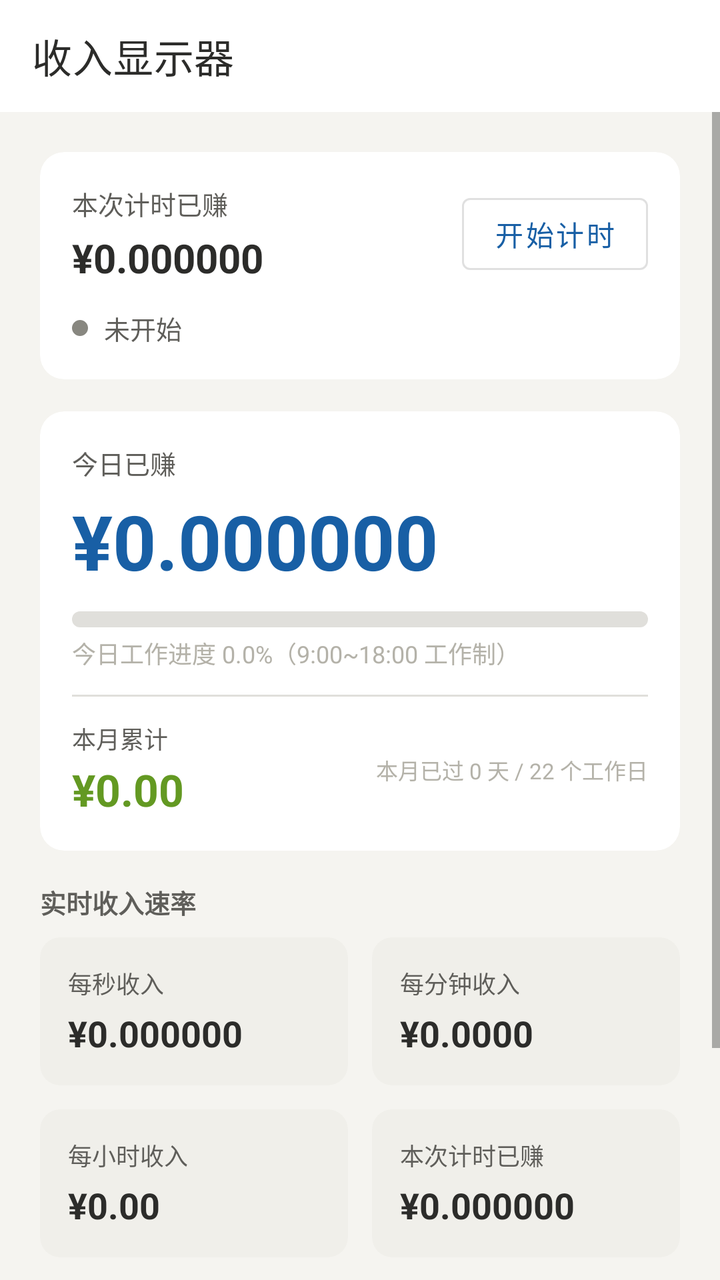
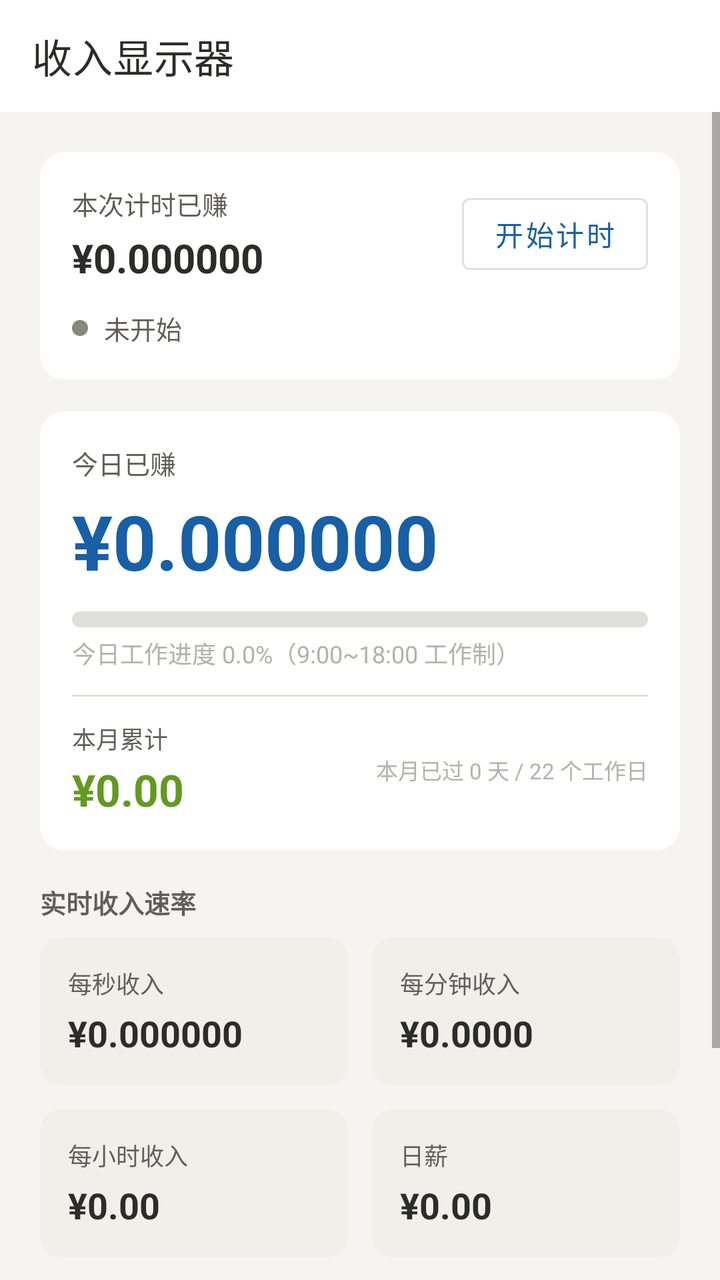

Two renders of the same Android screen: before a commit and after it. Below are the layout's source before the change and the commit's diff.
<!-- AndroidManifest.xml: application theme Theme.IncomeMeter -->
<!-- res/layout/activity_main.xml -->
<?xml version="1.0" encoding="utf-8"?>
<LinearLayout xmlns:android="http://schemas.android.com/apk/res/android"
    xmlns:app="http://schemas.android.com/apk/res-auto"
    android:layout_width="match_parent"
    android:layout_height="match_parent"
    android:orientation="vertical"
    android:background="@color/bg_page">

    
    <androidx.appcompat.widget.Toolbar
        android:id="@+id/toolbar"
        android:layout_width="match_parent"
        android:layout_height="?attr/actionBarSize"
        android:background="@color/bg_card"
        app:title="@string/app_name"
        app:titleTextColor="@color/text_primary"
        app:titleCentered="true" />

    <ScrollView
        android:layout_width="match_parent"
        android:layout_height="match_parent"
        android:fillViewport="true">

        <LinearLayout
            android:layout_width="match_parent"
            android:layout_height="wrap_content"
            android:orientation="vertical"
            android:padding="20dp">

            
            <androidx.cardview.widget.CardView
                android:layout_width="match_parent"
                android:layout_height="wrap_content"
                android:layout_marginBottom="16dp"
                app:cardCornerRadius="12dp"
                app:cardElevation="0dp"
                app:cardBackgroundColor="@color/bg_card">

                <LinearLayout
                    android:layout_width="match_parent"
                    android:layout_height="wrap_content"
                    android:orientation="vertical"
                    android:padding="16dp">

                    <LinearLayout
                        android:layout_width="match_parent"
                        android:layout_height="wrap_content"
                        android:orientation="horizontal"
                        android:gravity="center_vertical">

                        <LinearLayout
                            android:layout_width="0dp"
                            android:layout_height="wrap_content"
                            android:layout_weight="1"
                            android:orientation="vertical">

                            <TextView
                                android:layout_width="wrap_content"
                                android:layout_height="wrap_content"
                                android:text="@string/label_session"
                                android:textSize="13sp"
                                android:textColor="@color/text_secondary" />

                            <TextView
                                android:id="@+id/tvSession"
                                android:layout_width="wrap_content"
                                android:layout_height="wrap_content"
                                android:text="¥0.000000"
                                android:textSize="20sp"
                                android:textStyle="bold"
                                android:textColor="@color/text_primary"
                                android:layout_marginTop="4dp" />
                        </LinearLayout>

                        <com.google.android.material.button.MaterialButton
                            android:id="@+id/btnToggle"
                            android:layout_width="wrap_content"
                            android:layout_height="wrap_content"
                            android:text="@string/btn_start"
                            android:textSize="14sp"
                            style="@style/Widget.MaterialComponents.Button.OutlinedButton" />
                    </LinearLayout>

                    
                    <LinearLayout
                        android:layout_width="wrap_content"
                        android:layout_height="wrap_content"
                        android:orientation="horizontal"
                        android:gravity="center_vertical"
                        android:layout_marginTop="12dp">

                        <View
                            android:id="@+id/statusDot"
                            android:layout_width="8dp"
                            android:layout_height="8dp"
                            android:background="@drawable/dot_stopped"
                            android:layout_marginEnd="8dp" />

                        <TextView
                            android:id="@+id/tvStatus"
                            android:layout_width="wrap_content"
                            android:layout_height="wrap_content"
                            android:text="@string/status_idle"
                            android:textSize="13sp"
                            android:textColor="@color/text_secondary" />
                    </LinearLayout>
                </LinearLayout>
            </androidx.cardview.widget.CardView>

        
        <androidx.cardview.widget.CardView
            android:layout_width="match_parent"
            android:layout_height="wrap_content"
            android:layout_marginBottom="16dp"
            app:cardCornerRadius="12dp"
            app:cardElevation="0dp"
            app:cardBackgroundColor="@color/bg_card">

            <LinearLayout
                android:layout_width="match_parent"
                android:layout_height="wrap_content"
                android:orientation="vertical"
                android:padding="16dp">

                <TextView
                    android:layout_width="wrap_content"
                    android:layout_height="wrap_content"
                    android:text="@string/label_today_earned"
                    android:textSize="13sp"
                    android:textColor="@color/text_secondary"
                    android:layout_marginBottom="4dp" />

                <TextView
                    android:id="@+id/tvTodayEarned"
                    android:layout_width="wrap_content"
                    android:layout_height="wrap_content"
                    android:text="¥0.000000"
                    android:textSize="38sp"
                    android:textStyle="bold"
                    android:textColor="@color/accent_blue"
                    android:layout_marginBottom="10dp" />

                <ProgressBar
                    android:id="@+id/progressDay"
                    style="?android:attr/progressBarStyleHorizontal"
                    android:layout_width="match_parent"
                    android:layout_height="8dp"
                    android:max="10000"
                    android:progress="0"
                    android:progressDrawable="@drawable/progress_bar_bg" />

                <TextView
                    android:id="@+id/tvDayProgress"
                    android:layout_width="wrap_content"
                    android:layout_height="wrap_content"
                    android:text="@string/progress_default"
                    android:textSize="12sp"
                    android:textColor="@color/text_hint"
                    android:layout_marginTop="4dp" />

                <View
                    android:layout_width="match_parent"
                    android:layout_height="1dp"
                    android:background="@color/progress_track"
                    android:layout_marginTop="12dp"
                    android:layout_marginBottom="12dp" />

                <LinearLayout
                    android:layout_width="match_parent"
                    android:layout_height="wrap_content"
                    android:orientation="horizontal"
                    android:gravity="center_vertical">

                    <LinearLayout
                        android:layout_width="0dp"
                        android:layout_height="wrap_content"
                        android:layout_weight="1"
                        android:orientation="vertical">

                        <TextView
                            android:layout_width="wrap_content"
                            android:layout_height="wrap_content"
                            android:text="@string/label_month_earned"
                            android:textSize="12sp"
                            android:textColor="@color/text_secondary" />

                        <TextView
                            android:id="@+id/tvMonthEarned"
                            android:layout_width="wrap_content"
                            android:layout_height="wrap_content"
                            android:text="¥0.00"
                            android:textSize="22sp"
                            android:textStyle="bold"
                            android:textColor="@color/accent_green"
                            android:layout_marginTop="2dp" />
                    </LinearLayout>

                    <TextView
                        android:id="@+id/tvMonthProgress"
                        android:layout_width="wrap_content"
                        android:layout_height="wrap_content"
                        android:text="@string/month_progress_default"
                        android:textSize="11sp"
                        android:textColor="@color/text_hint"
                        android:gravity="end" />
                </LinearLayout>
            </LinearLayout>
        </androidx.cardview.widget.CardView>

        
        <TextView
            android:layout_width="wrap_content"
            android:layout_height="wrap_content"
            android:text="@string/section_rate"
            android:textSize="13sp"
            android:textColor="@color/text_secondary"
            android:textStyle="bold"
            android:layout_marginBottom="8dp" />

        <GridLayout
            android:layout_width="match_parent"
            android:layout_height="wrap_content"
            android:columnCount="2"
            android:rowCount="2"
            android:layout_marginBottom="16dp"
            android:useDefaultMargins="false">

            <androidx.cardview.widget.CardView
                android:layout_width="0dp"
                android:layout_height="wrap_content"
                android:layout_columnWeight="1"
                android:layout_marginEnd="6dp"
                android:layout_marginBottom="12dp"
                app:cardCornerRadius="10dp"
                app:cardElevation="0dp"
                app:cardBackgroundColor="@color/bg_metric">

                <LinearLayout android:layout_width="match_parent" android:layout_height="wrap_content"
                    android:orientation="vertical" android:padding="14dp">
                    <TextView android:layout_width="wrap_content" android:layout_height="wrap_content"
                        android:text="@string/label_per_second" android:textSize="12sp" android:textColor="@color/text_secondary" />
                    <TextView android:id="@+id/tvPerSecond" android:layout_width="wrap_content" android:layout_height="wrap_content"
                        android:text="¥0.000000" android:textSize="18sp" android:textStyle="bold" android:textColor="@color/text_primary"
                        android:layout_marginTop="4dp" />
                </LinearLayout>
            </androidx.cardview.widget.CardView>

            <androidx.cardview.widget.CardView
                android:layout_width="0dp"
                android:layout_height="wrap_content"
                android:layout_columnWeight="1"
                android:layout_marginStart="6dp"
                android:layout_marginBottom="12dp"
                app:cardCornerRadius="10dp"
                app:cardElevation="0dp"
                app:cardBackgroundColor="@color/bg_metric">

                <LinearLayout android:layout_width="match_parent" android:layout_height="wrap_content"
                    android:orientation="vertical" android:padding="14dp">
                    <TextView android:layout_width="wrap_content" android:layout_height="wrap_content"
                        android:text="@string/label_per_minute" android:textSize="12sp" android:textColor="@color/text_secondary" />
                    <TextView android:id="@+id/tvPerMinute" android:layout_width="wrap_content" android:layout_height="wrap_content"
                        android:text="¥0.0000" android:textSize="18sp" android:textStyle="bold" android:textColor="@color/text_primary"
                        android:layout_marginTop="4dp" />
                </LinearLayout>
            </androidx.cardview.widget.CardView>

            <androidx.cardview.widget.CardView
                android:layout_width="0dp"
                android:layout_height="wrap_content"
                android:layout_columnWeight="1"
                android:layout_marginEnd="6dp"
                app:cardCornerRadius="10dp"
                app:cardElevation="0dp"
                app:cardBackgroundColor="@color/bg_metric">

                <LinearLayout android:layout_width="match_parent" android:layout_height="wrap_content"
                    android:orientation="vertical" android:padding="14dp">
                    <TextView android:layout_width="wrap_content" android:layout_height="wrap_content"
                        android:text="@string/label_per_hour" android:textSize="12sp" android:textColor="@color/text_secondary" />
                    <TextView android:id="@+id/tvPerHour" android:layout_width="wrap_content" android:layout_height="wrap_content"
                        android:text="¥0.00" android:textSize="18sp" android:textStyle="bold" android:textColor="@color/text_primary"
                        android:layout_marginTop="4dp" />
                </LinearLayout>
            </androidx.cardview.widget.CardView>

            <androidx.cardview.widget.CardView
                android:layout_width="0dp"
                android:layout_height="wrap_content"
                android:layout_columnWeight="1"
                android:layout_marginStart="6dp"
                app:cardCornerRadius="10dp"
                app:cardElevation="0dp"
                app:cardBackgroundColor="@color/bg_metric">

                <LinearLayout android:layout_width="match_parent" android:layout_height="wrap_content"
                    android:orientation="vertical" android:padding="14dp">
                    <TextView android:layout_width="wrap_content" android:layout_height="wrap_content"
                        android:text="@string/label_session" android:textSize="12sp" android:textColor="@color/text_secondary" />
                    <TextView android:id="@+id/tvSession" android:layout_width="wrap_content" android:layout_height="wrap_content"
                        android:text="¥0.000000" android:textSize="18sp" android:textStyle="bold" android:textColor="@color/text_primary"
                        android:layout_marginTop="4dp" />
                </LinearLayout>
            </androidx.cardview.widget.CardView>
        </GridLayout>

        
        <TextView
            android:layout_width="match_parent"
            android:layout_height="wrap_content"
            android:text="@string/footer_formula"
            android:textSize="11sp"
            android:textColor="@color/text_hint"
            android:gravity="center"
            android:layout_marginBottom="16dp" />

        
        <androidx.cardview.widget.CardView
            android:layout_width="match_parent"
            android:layout_height="wrap_content"
            app:cardCornerRadius="12dp"
            app:cardElevation="0dp"
            app:cardBackgroundColor="@color/bg_card">

            <LinearLayout
                android:layout_width="match_parent"
                android:layout_height="wrap_content"
                android:orientation="horizontal"
                android:gravity="center_vertical"
                android:padding="16dp">

                <LinearLayout
                    android:layout_width="0dp"
                    android:layout_height="wrap_content"
                    android:layout_weight="1"
                    android:orientation="vertical">

                    <TextView
                        android:layout_width="wrap_content"
                        android:layout_height="wrap_content"
                        android:text="@string/label_month_salary"
                        android:textSize="13sp"
                        android:textColor="@color/text_secondary" />

                    <TextView
                        android:id="@+id/tvMonthSalary"
                        android:layout_width="wrap_content"
                        android:layout_height="wrap_content"
                        android:text="¥10,000"
                        android:textSize="24sp"
                        android:textStyle="bold"
                        android:textColor="@color/accent_blue"
                        android:layout_marginTop="4dp" />
                </LinearLayout>

                <TextView
                    android:layout_width="wrap_content"
                    android:layout_height="wrap_content"
                    android:text="月薪"
                    android:textSize="12sp"
                    android:textColor="@color/text_hint" />
            </LinearLayout>
        </androidx.cardview.widget.CardView>

    </LinearLayout>
</ScrollView>
</LinearLayout>
<!-- resources referenced by this layout -->
<resources>
  <color name="accent_blue">#185FA5</color>
  <color name="accent_green">#639922</color>
  <color name="bg_card">#FFFFFF</color>
  <color name="bg_metric">#F0EFEA</color>
  <color name="bg_page">#F5F4F0</color>
  <color name="progress_track">#E0DFDB</color>
  <color name="text_hint">#B4B2A9</color>
  <color name="text_primary">#2C2C2A</color>
  <color name="text_secondary">#5F5E5A</color>
  <!-- drawable dot_stopped (drawable) -->
  <?xml version="1.0" encoding="utf-8"?>
  <shape xmlns:android="http://schemas.android.com/apk/res/android"
      android:shape="oval">
      <solid android:color="@color/dot_stopped" />
      <size android:width="8dp" android:height="8dp" />
  </shape>
  <!-- drawable progress_bar_bg (drawable) -->
  <?xml version="1.0" encoding="utf-8"?>
  <layer-list xmlns:android="http://schemas.android.com/apk/res/android">
      <item android:id="@android:id/background">
          <shape android:shape="rectangle">
              <corners android:radius="4dp" />
              <solid android:color="@color/progress_track" />
          </shape>
      </item>
      <item android:id="@android:id/progress">
          <clip>
              <shape android:shape="rectangle">
                  <corners android:radius="4dp" />
                  <solid android:color="@color/accent_blue" />
              </shape>
          </clip>
      </item>
  </layer-list>
  <string name="app_name">收入显示器</string>
  <string name="btn_start">开始计时</string>
  <string name="footer_formula">计算公式：月薪 ÷ 22工作日 ÷ 8小时 ÷ 3600秒</string>
  <string name="label_month_earned">本月累计</string>
  <string name="label_month_salary">月薪</string>
  <string name="label_per_hour">每小时收入</string>
  <string name="label_per_minute">每分钟收入</string>
  <string name="label_per_second">每秒收入</string>
  <string name="label_session">本次计时已赚</string>
  <string name="label_today_earned">今日已赚</string>
  <string name="month_progress_default">本月已过 0 天 / 22 个工作日</string>
  <string name="progress_default">今日工作进度 0.0%（9:00~18:00 工作制）</string>
  <string name="section_rate">实时收入速率</string>
  <string name="status_idle">未开始</string>
  <style name="Theme.IncomeMeter" parent="Theme.MaterialComponents.DayNight.NoActionBar">
          <item name="colorPrimary">@color/accent_blue</item>
          <item name="colorPrimaryVariant">@color/accent_blue</item>
          <item name="colorOnPrimary">@color/white</item>
          <item name="android:windowBackground">@color/bg_page</item>
          <item name="android:statusBarColor">@color/accent_blue</item>
      </style>
  <color name="dot_stopped">#888780</color>
  <color name="white">#FFFFFF</color>
</resources>

<!-- the commit's change to res/layout/activity_main.xml (unified diff, before → after) -->
@@ -296,9 +296,9 @@
                 <LinearLayout android:layout_width="match_parent" android:layout_height="wrap_content"
                     android:orientation="vertical" android:padding="14dp">
                     <TextView android:layout_width="wrap_content" android:layout_height="wrap_content"
-                        android:text="@string/label_session" android:textSize="12sp" android:textColor="@color/text_secondary" />
-                    <TextView android:id="@+id/tvSession" android:layout_width="wrap_content" android:layout_height="wrap_content"
-                        android:text="¥0.000000" android:textSize="18sp" android:textStyle="bold" android:textColor="@color/text_primary"
+                        android:text="@string/label_per_day" android:textSize="12sp" android:textColor="@color/text_secondary" />
+                    <TextView android:id="@+id/tvPerDay" android:layout_width="wrap_content" android:layout_height="wrap_content"
+                        android:text="¥0.00" android:textSize="18sp" android:textStyle="bold" android:textColor="@color/text_primary"
                         android:layout_marginTop="4dp" />
                 </LinearLayout>
             </androidx.cardview.widget.CardView>
<!-- resource entries referenced after the edit -->
@@ -39,6 +39,7 @@
   <string name="footer_formula">计算公式：月薪 ÷ 22工作日 ÷ 8小时 ÷ 3600秒</string>
   <string name="label_month_earned">本月累计</string>
   <string name="label_month_salary">月薪</string>
+  <string name="label_per_day">日薪</string>
   <string name="label_per_hour">每小时收入</string>
   <string name="label_per_minute">每分钟收入</string>
   <string name="label_per_second">每秒收入</string>
